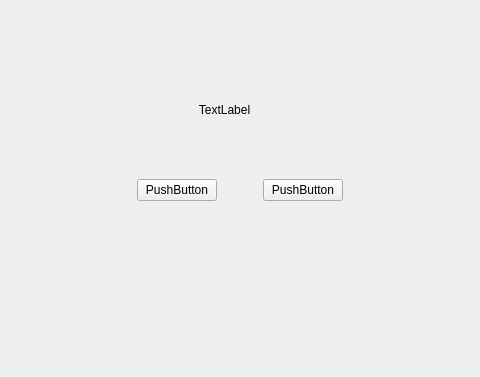
Above: Proyecto_Agendador_de_Citas_Medicas/widget.ui from ManuManito77/ELO328_Proyecto_Agendador_de_Citas_Jefe_de_Carrera before the change; both pictures show x 161 to 641 and y 0 to 377 of the 801 by 377 pixel window. Below: the same form after it.
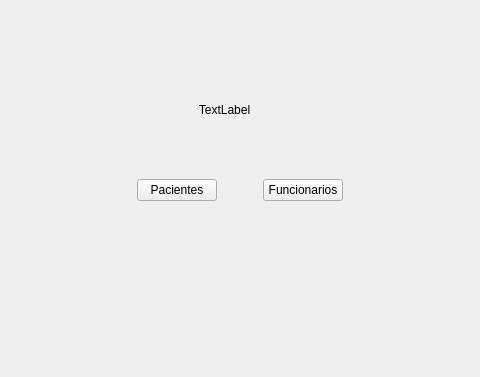
That is the form after the change.

```diff
--- a/Proyecto_Agendador_de_Citas_Medicas/widget.ui
+++ b/Proyecto_Agendador_de_Citas_Medicas/widget.ui
@@ -39,7 +39,7 @@
     <item>
      <widget class="QPushButton" name="pushButton_2">
       <property name="text">
-       <string>PushButton</string>
+       <string>Pacientes</string>
       </property>
      </widget>
     </item>
@@ -62,7 +62,7 @@
     <item>
      <widget class="QPushButton" name="pushButton">
       <property name="text">
-       <string>PushButton</string>
+       <string>Funcionarios</string>
       </property>
      </widget>
     </item>
```
